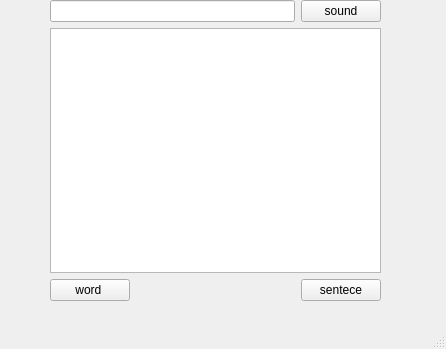
This is OnlineTranslation/mainwindow.ui in yuuki2022/Translation as Qt 5 draws it before an edit. The edited form follows.
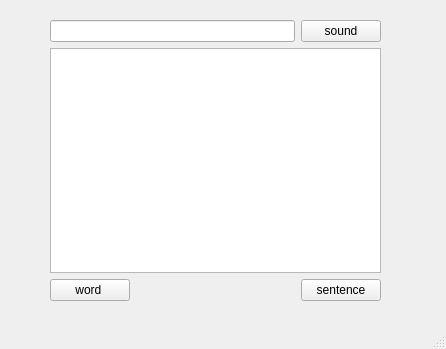
This is the edited form.

The edit to the form file:
```diff
--- a/OnlineTranslation/mainwindow.ui
+++ b/OnlineTranslation/mainwindow.ui
@@ -26,6 +26,19 @@
     <layout class="QVBoxLayout" name="verticalLayout_2">
      <item>
       <layout class="QVBoxLayout" name="verticalLayout">
+       <item>
+        <spacer name="horizontalSpacer_2">
+         <property name="orientation">
+          <enum>Qt::Horizontal</enum>
+         </property>
+         <property name="sizeHint" stdset="0">
+          <size>
+           <width>40</width>
+           <height>20</height>
+          </size>
+         </property>
+        </spacer>
+       </item>
        <item>
         <layout class="QHBoxLayout" name="horizontalLayout">
          <item>
@@ -70,7 +83,7 @@
        <item>
         <widget class="QPushButton" name="sentenceButton">
          <property name="text">
-          <string>sentece</string>
+          <string>sentence</string>
          </property>
         </widget>
        </item>
```
